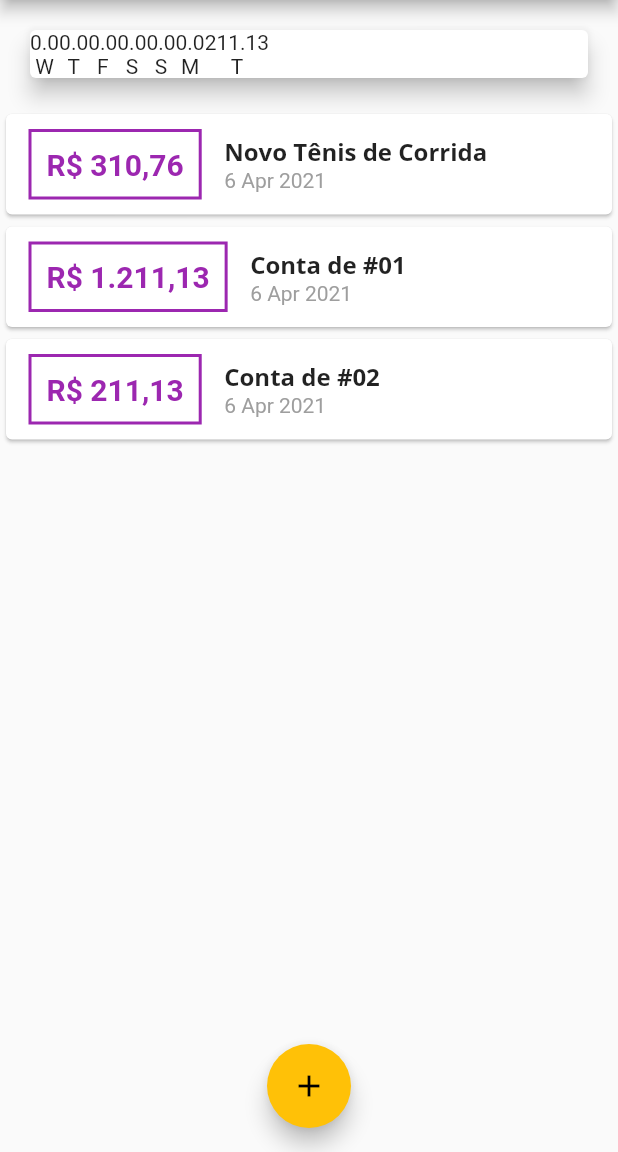
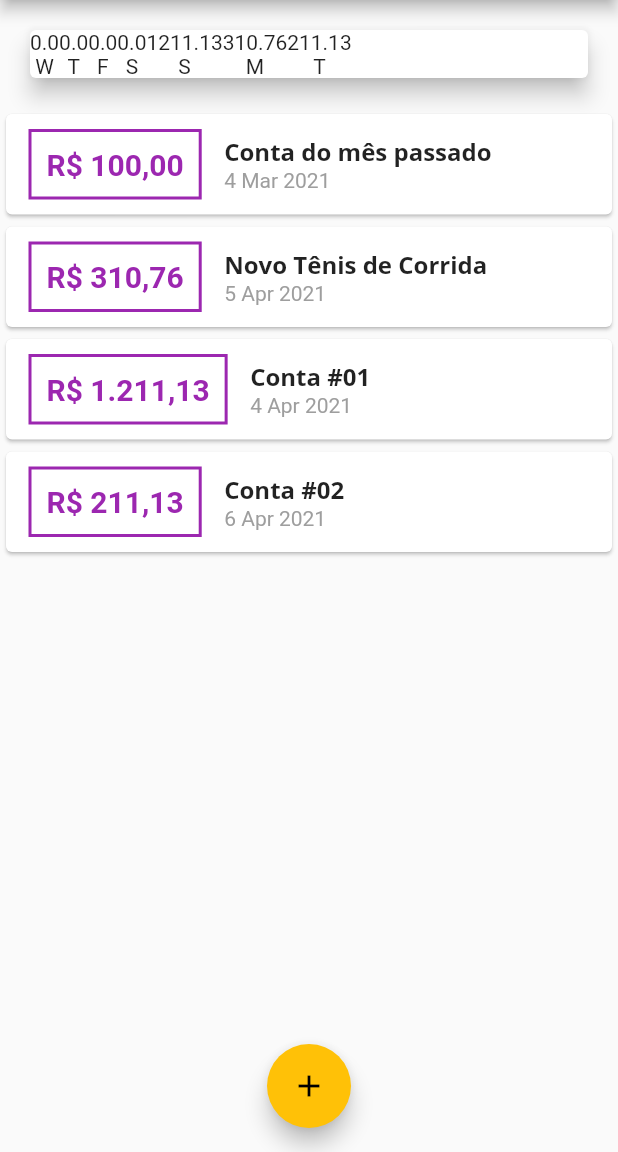
Before and after one commit to eniomcosta/flutter-expenses-app, a Flutter app: the screen it shows after launch, on a phone screen of 412 x 824 dp, the part 84-1236 px from its top. Run offline on Flutter 3.47's test engine with Material 2 defaults, Android fonts, the phone set to English and light mode, and no system bars; our stand-ins replace flutter_masked_text.

Commit message:
Refactored days to be displayed as parameterized

```diff
--- a/lib/components/chart.dart
+++ b/lib/components/chart.dart
@@ -5,16 +5,27 @@ import 'package:intl/intl.dart';
 
 class Chart extends StatelessWidget {
   final List<Transaction> recentTransactions;
+  final int daysToConsider;
 
   List<Map<String, Object>> get groupedTransactions {
-    return List.generate(7, (index) {
+    return List.generate(daysToConsider, (index) {
       final weekDay = DateTime.now().subtract(Duration(days: index));
 
       double total = 0.0;
 
-      total = recentTransactions
-          .where((element) => element.date.isSameDate(weekDay))
-          .fold(0.0, (previousValue, element) => element.value);
+      // total = recentTransactions
+      //     .where((element) => element.date.isSameDate(weekDay))
+      //     .fold(0.0, (previousValue, element) => element.value);
+
+      for (var t in recentTransactions) {
+        bool sameDay = t.date.day == weekDay.day;
+        bool sameMonth = t.date.month == weekDay.month;
+        bool sameYear = t.date.year == weekDay.year;
+
+        if (sameDay && sameMonth && sameYear) {
+          total += t.value;
+        }
+      }
 
       return {
         'day': DateFormat.E().format(weekDay)[0],
@@ -23,7 +34,7 @@ class Chart extends StatelessWidget {
     });
   }
 
-  Chart({this.recentTransactions});
+  Chart({this.recentTransactions, this.daysToConsider});
 
   @override
   Widget build(BuildContext context) {
--- a/lib/main.dart
+++ b/lib/main.dart
@@ -44,17 +44,34 @@ class HomePage extends StatefulWidget {
 }
 
 class _HomePageState extends State<HomePage> {
+  final _daysToConsider = 7;
+
   final List<Transaction> _transactions = [
     Transaction(
+        id: "t0",
+        date: DateTime.now().subtract(Duration(days: 33)),
+        title: "Conta do mês passado",
+        value: 100.00),
+    Transaction(
         id: "t1",
-        date: DateTime.now(),
+        date: DateTime.now().subtract(Duration(days: 1)),
         title: "Novo Tênis de Corrida",
         value: 310.76),
     Transaction(
-        id: "t2", date: DateTime.now(), title: "Conta de #01", value: 1211.13),
+        id: "t2",
+        date: DateTime.now().subtract(Duration(days: 2)),
+        title: "Conta #01",
+        value: 1211.13),
     Transaction(
-        id: "t3", date: DateTime.now(), title: "Conta de #02", value: 211.13),
+        id: "t3", date: DateTime.now(), title: "Conta #02", value: 211.13),
   ];
+
+  List<Transaction> get _recentTransactions {
+    return _transactions
+        .where((t) => t.date
+            .isAfter(DateTime.now().subtract(Duration(days: _daysToConsider))))
+        .toList();
+  }
 
   _addTransaction(String title, double value) {
     final newTransaction = new Transaction(
@@ -95,12 +112,9 @@ class _HomePageState extends State<HomePage> {
         child: Column(
           crossAxisAlignment: CrossAxisAlignment.stretch,
           children: [
-            Container(
-              width: double.infinity,
-              child: Chart(
-                recentTransactions: _transactions,
-              ),
-            ),
+            Chart(
+                recentTransactions: _recentTransactions,
+                daysToConsider: _daysToConsider),
             TransactionList(
               transactions: _transactions,
             ),
```
